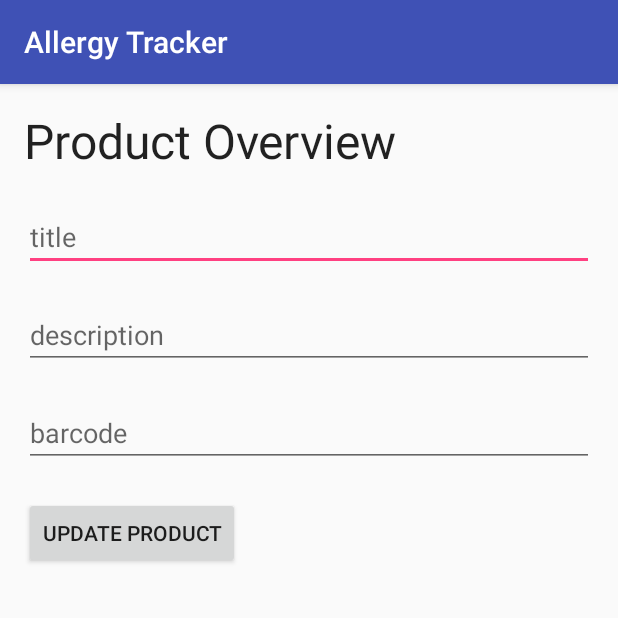
After one commit to Microhive/Android-Health-App, an Android app: the MainCRUDActivity screen opened directly, with no data from a screen before it, on a phone screen of 412 x 824 dp, the top half of it. The commit adds this screen. Run offline under Robolectric (Android 15) with nearby library versions, the phone set to English and light mode, and no system bars; 5 statements that could not run were skipped.

Commit message:
Added CRUD Menu. Not working, but getting there!

```diff
--- a/AllergyTracker/app/src/main/java/dk/itu/ubicomp/android/allergytracker/DAL/Models/DALAPSQLITE.java
+++ b/AllergyTracker/app/src/main/java/dk/itu/ubicomp/android/allergytracker/DAL/Models/DALAPSQLITE.java
@@ -40,9 +40,9 @@ public class DALAPSQLITE implements IDAL<AllergyProduct> {
     @Override
     public AllergyProduct create(AllergyProduct item) {
         ContentValues values = new ContentValues();
-        values.put(AllergyProductReaderDbHelper.COLUMN_NAME_TITLE, "Title");
-        values.put(AllergyProductReaderDbHelper.COLUMN_NAME_DESCRIPTION, "Description");
-        values.put(AllergyProductReaderDbHelper.COLUMN_NAME_BARCODE, "12389234");
+        values.put(AllergyProductReaderDbHelper.COLUMN_NAME_TITLE, item.getTitle());
+        values.put(AllergyProductReaderDbHelper.COLUMN_NAME_DESCRIPTION, item.getDescription());
+        values.put(AllergyProductReaderDbHelper.COLUMN_NAME_BARCODE, item.getBarcode());
         long insertId = database.insert(AllergyProductReaderDbHelper.TABLE_ALLERGYPRODUCT, null, values);
         Cursor cursor = database.query(AllergyProductReaderDbHelper.TABLE_ALLERGYPRODUCT,
                 allColumns, AllergyProductReaderDbHelper.COLUMN_NAME_ENTRY_ID + " = " + insertId, null,
--- a/AllergyTracker/app/src/main/java/dk/itu/ubicomp/android/allergytracker/MainActivity.java
+++ b/AllergyTracker/app/src/main/java/dk/itu/ubicomp/android/allergytracker/MainActivity.java
@@ -10,6 +10,7 @@ import android.support.v7.widget.Toolbar;
 import android.view.View;
 import android.view.Menu;
 import android.view.MenuItem;
+import android.widget.TextView;
 import android.widget.Toast;
 
 import dk.itu.ubicomp.android.allergytracker.DAL.Models.AllergyProduct;
@@ -62,6 +63,8 @@ public class MainActivity extends AppCompatActivity implements AllergyProductIte
 
     @Override
     public void onListFragmentInteraction(AllergyProduct item) {
-        Toast.makeText(this, "Hey", Toast.LENGTH_SHORT).show();
+        Intent intent = new Intent(MainActivity.this, MainCRUDActivity.class);
+        intent.putExtra("ALLERGYITEM", item);
+        startActivity(intent);
     }
 }
--- /dev/null
+++ b/AllergyTracker/app/src/main/java/dk/itu/ubicomp/android/allergytracker/MainCRUDActivity.java
@@ -0,0 +1,75 @@
+package dk.itu.ubicomp.android.allergytracker;
+
+import android.support.v7.app.AppCompatActivity;
+import android.os.Bundle;
+import android.view.View;
+import android.widget.TextView;
+
+import dk.itu.ubicomp.android.allergytracker.DAL.Models.AllergyProduct;
+import dk.itu.ubicomp.android.allergytracker.DAL.Models.AllergyProductDb;
+
+public class MainCRUDActivity extends AppCompatActivity implements View.OnClickListener{
+
+    private TextView titleTextView;
+    private TextView descriptionTextView;
+    private TextView barcodeTextView;
+
+    private AllergyProduct mAllergyProduct;
+
+    @Override
+    protected void onCreate(Bundle savedInstanceState) {
+        super.onCreate(savedInstanceState);
+
+        setContentView(R.layout.activity_main_crud);
+
+        titleTextView = (TextView)findViewById(R.id.title);
+        descriptionTextView = (TextView)findViewById(R.id.description);
+        barcodeTextView = (TextView)findViewById(R.id.barcode);
+
+        mAllergyProduct = (AllergyProduct)getIntent().getSerializableExtra("ALLERGYITEM");
+
+        titleTextView.setText(mAllergyProduct.getTitle().toString());
+        descriptionTextView.setText(mAllergyProduct.getDescription().toString());
+        barcodeTextView.setText(mAllergyProduct.getBarcode().toString());
+
+        findViewById(R.id.read_barcode).setOnClickListener(this);
+        findViewById(R.id.save_button).setOnClickListener(this);
+    }
+
+    /**
+     * Called when a view has been clicked.
+     *
+     * @param v The view that was clicked.
+     */
+    @Override
+    public void onClick(View v) {
+
+        if (v.getId() == R.id.update_button)
+        {
+            Boolean fieldsAreOK = true;
+            if (titleTextView.getText().toString().trim().equals(""))
+            {
+                titleTextView.setError("Title is required!");
+                fieldsAreOK = false;
+            }
+
+            if (barcodeTextView.getText().toString().trim().equals(""))
+            {
+                barcodeTextView.setError("Barcode is required!");
+                fieldsAreOK = false;
+            }
+
+            if (fieldsAreOK)
+            {
+                AllergyProduct item = new AllergyProduct();
+                item.setId(mAllergyProduct.getId());
+                item.setTitle(titleTextView.getText().toString());
+                item.setDescription(descriptionTextView.getText().toString());
+                item.setBarcode(barcodeTextView.getText().toString());
+                AllergyProductDb.getInstance(this).update(item);
+                this.finish();
+            }
+        }
+    }
+
+}
--- /dev/null
+++ b/AllergyTracker/app/src/main/res/layout/activity_main_crud.xml
@@ -0,0 +1,71 @@
+<?xml version="1.0" encoding="utf-8"?>
+<RelativeLayout
+    xmlns:android="http://schemas.android.com/apk/res/android"
+    xmlns:tools="http://schemas.android.com/tools"
+    android:layout_width="match_parent"
+    android:layout_height="match_parent"
+    android:paddingBottom="@dimen/activity_vertical_margin"
+    android:paddingLeft="@dimen/activity_horizontal_margin"
+    android:paddingRight="@dimen/activity_horizontal_margin"
+    android:paddingTop="@dimen/activity_vertical_margin"
+    tools:context="dk.itu.ubicomp.android.allergytracker.MainCRUDActivity">
+
+    <TextView
+        android:layout_width="wrap_content"
+        android:layout_height="wrap_content"
+        android:textAppearance="?android:attr/textAppearanceLarge"
+        android:text="Product Overview"
+        android:id="@+id/textView2"
+        android:textSize="32sp"
+        android:layout_alignParentLeft="true"
+        android:layout_alignParentStart="true"
+        android:layout_marginBottom="20dp"/>
+
+    <EditText
+        android:layout_width="wrap_content"
+        android:layout_height="wrap_content"
+        android:id="@+id/title"
+        android:maxLength="50"
+        android:hint="title"
+        android:singleLine="true"
+        android:layout_centerVertical="true"
+        android:layout_alignParentLeft="true"
+        android:layout_alignParentStart="true"
+        android:layout_below="@+id/textView2"
+        android:layout_alignParentRight="true"
+        android:layout_alignParentEnd="true"
+        android:layout_marginBottom="20dp"/>
+
+    <EditText
+        android:layout_width="wrap_content"
+        android:layout_height="wrap_content"
+        android:id="@+id/description"
+        android:layout_alignParentStart="true"
+        android:layout_alignParentEnd="true"
+        android:hint="description"
+        android:layout_below="@+id/title"
+        android:layout_alignParentLeft="true"
+        android:layout_marginBottom="20dp"/>
+
+    <EditText
+        android:layout_width="wrap_content"
+        android:layout_height="wrap_content"
+        android:id="@+id/barcode"
+        android:hint="barcode"
+        android:inputType="none"
+        android:layout_alignParentStart="true"
+        android:layout_below="@+id/description"
+        android:layout_alignParentLeft="true"
+        android:layout_alignParentRight="true"
+        android:layout_alignParentEnd="true"
+        android:layout_marginBottom="20dp"/>
+
+    <Button
+        android:layout_width="wrap_content"
+        android:layout_height="wrap_content"
+        android:text="Update Product"
+        android:id="@+id/update_button"
+        android:layout_alignParentStart="true"
+        android:layout_below="@+id/barcode"
+        android:layout_alignParentLeft="true"/>
+</RelativeLayout>
```
Also changed, not shown: AllergyTracker/app/src/main/AndroidManifest.xml (+11 -8 lines), AllergyTracker/app/src/main/java/dk/itu/ubicomp/android/allergytracker/AllergyProductItemRecyclerViewAdapter.java (+11 -4 lines), AllergyTracker/app/src/main/java/dk/itu/ubicomp/android/allergytracker/CreateAllergyActivity.java (+36 -13 lines), AllergyTracker/app/src/main/java/dk/itu/ubicomp/android/allergytracker/DAL/Models/AllergyProduct.java (+7 -5 lines), AllergyTracker/app/src/main/res/layout/activity_allergy_create.xml (+66 -17 lines), AllergyTracker/app/src/main/res/layout/activity_create_allergy.xml (deleted, +0 -35 lines), AllergyTracker/app/src/main/res/layout/content_create_allergy.xml (deleted, +0 -16 lines), AllergyTracker/app/src/main/res/layout/fragment_allergyproductitem.xml (+25 -6 lines).
